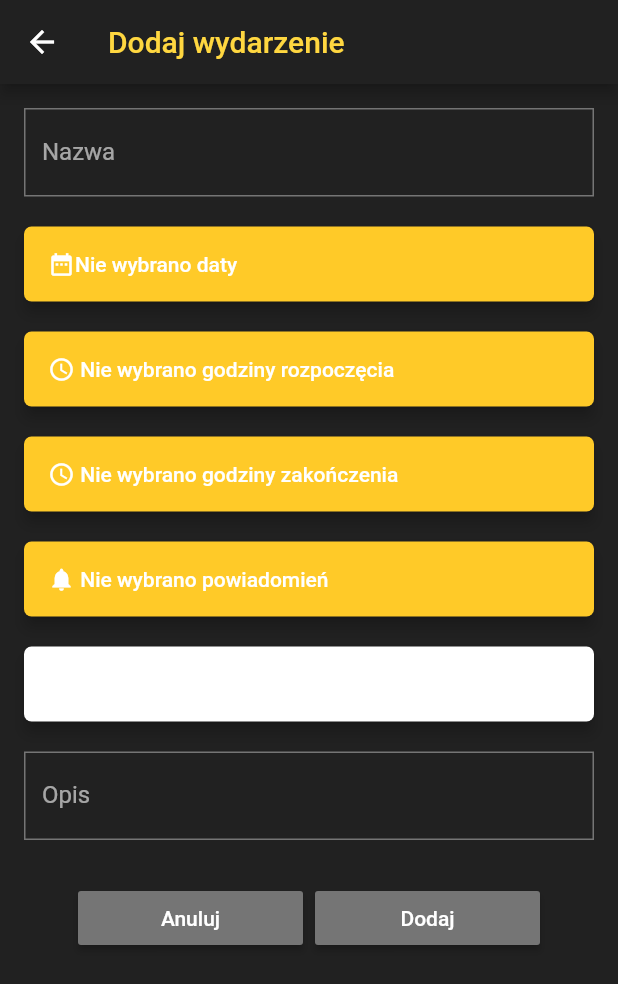
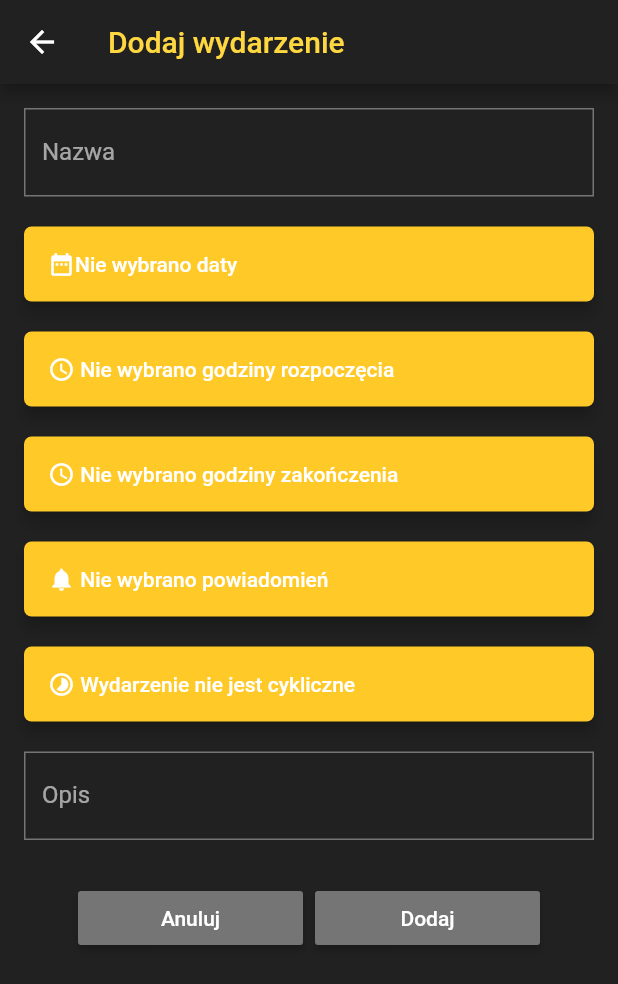
Before and after one commit to kamil-korwiel/Locato2, a Flutter app: the AddEvent screen opened directly, on a phone screen of 412 x 824 dp. Shown: the top 984 px of the screen. Run offline on Flutter 3.47's test engine with Material 2 defaults, Android fonts, the phone set to English and light mode, and no system bars; our stand-ins replace flutter_datetime_picker, flutter_speed_dial, flutter_typeahead, geolocator, google_maps_flutter, sqflite and 1 more; missing offline and left inert: geocoder, throttling; accounts and stored records are empty.

Commit message:
poprawa koloru dwoch przycisków

```diff
--- a/Projekt/lib/pages/add_event.dart
+++ b/Projekt/lib/pages/add_event.dart
@@ -294,7 +294,7 @@ class _AddEventState extends State<AddEvent> {
                     ],
                   ),
                 ),
-                color: Colors.white,
+                color: Colors.amber[400],
               ),
               SizedBox(
                 height: 20.0,
--- a/Projekt/lib/pages/add_task.dart
+++ b/Projekt/lib/pages/add_task.dart
@@ -231,7 +231,7 @@ class _AddTaskState extends State<AddTask> {
                     ],
                   ),
                 ),
-                color: Colors.white,
+                color: Colors.amber[400],
               ),
               SizedBox(
                 height: 10.0,
```
